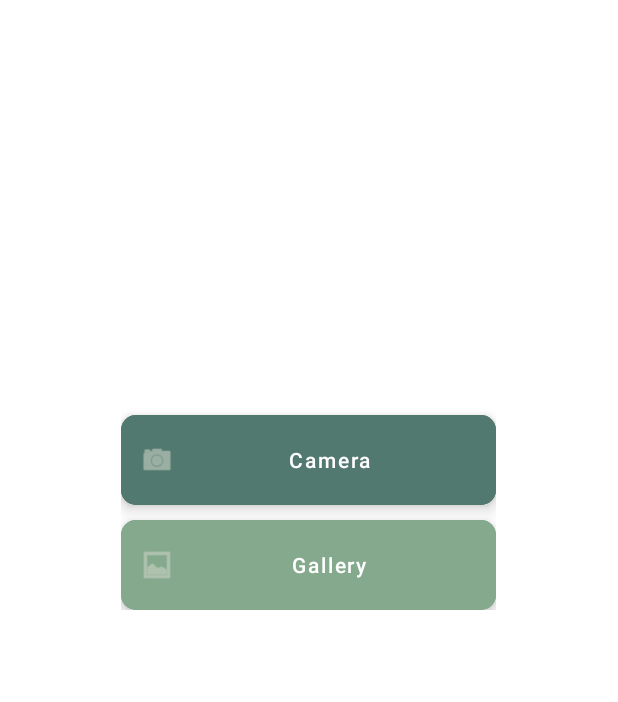
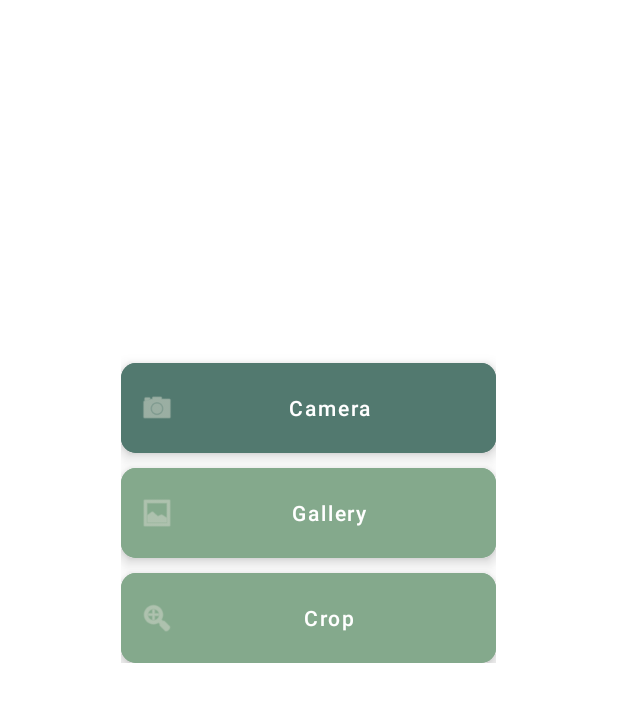
Before and after one commit to yearat/Bangla-Scene-Text-Collector, an Android app: the CaptureImage screen opened directly, with no data from a screen before it, on a phone screen of 412 x 824 dp. Shown: the top 702 px of the screen. Run offline under Robolectric (Android 15) with nearby library versions, the phone set to English and light mode, and no system bars; libraries missing offline, so code that uses them is left out: com.theartofdev.edmodo.

```diff
--- a/SceneTextCollector/app/src/main/AndroidManifest.xml
+++ b/SceneTextCollector/app/src/main/AndroidManifest.xml
@@ -15,6 +15,7 @@
         android:roundIcon="@mipmap/ic_launcher_round"
         android:supportsRtl="true"
         android:theme="@style/Theme.SceneTextCollector">
+        <activity android:name="com.theartofdev.edmodo.cropper.CropImageActivity"/>
         <activity
             android:name=".DrawAndLabel"
             android:exported="false"
--- a/SceneTextCollector/app/src/main/java/com/tnrlab/scenetextcollector/CaptureImage.kt
+++ b/SceneTextCollector/app/src/main/java/com/tnrlab/scenetextcollector/CaptureImage.kt
@@ -1,6 +1,8 @@
 package com.tnrlab.scenetextcollector
 
 import android.Manifest
+import android.app.Activity
+import android.content.Context
 import android.content.Intent
 import android.content.pm.PackageManager
 import android.graphics.Bitmap
@@ -16,6 +18,8 @@ import android.provider.MediaStore
 import android.widget.Button
 import android.widget.ImageView
 import android.widget.Toast
+import androidx.activity.result.ActivityResultLauncher
+import androidx.activity.result.contract.ActivityResultContract
 import androidx.core.app.ActivityCompat
 import androidx.core.content.ContextCompat
 import androidx.core.content.FileProvider
@@ -23,6 +27,7 @@ import androidx.core.graphics.get
 import com.google.android.gms.location.FusedLocationProviderClient
 import com.google.android.gms.location.LocationServices
 import com.google.android.gms.tasks.Task
+import com.theartofdev.edmodo.cropper.CropImage
 import java.io.File
 import java.io.FileWriter
 import java.io.IOException
@@ -35,6 +40,19 @@ var textFile: File? = null
 class CaptureImage : AppCompatActivity() {
 
 
+    private val cropActivityResultContracts = object :
+        ActivityResultContract<Any?, Uri?>() {
+        override fun createIntent(context: Context, input: Any?): Intent {
+            return CropImage.activity()
+                .setAspectRatio(16, 9)
+                .getIntent(this@CaptureImage)
+        }
+
+        override fun parseResult(resultCode: Int, intent: Intent?): Uri? {
+            return CropImage.getActivityResult(intent)?.uri
+        }
+
+    }
 
 
   // val CameraBtn = findViewById<Button>(R.id.CameraBtn)
@@ -42,12 +60,22 @@ class CaptureImage : AppCompatActivity() {
     private var capturedImageFileURI: Uri? = null
     private var currentPhotoPath: String? = null
     private var textFileURI: Uri? = null
+    private var cropUri: Uri? = null
 
     override fun onCreate(savedInstanceState: Bundle?) {
         super.onCreate(savedInstanceState)
         setContentView(R.layout.activity_capture_image)
 
-
+        lateinit var cropActivityResultLauncher : ActivityResultLauncher<Any?>
+        cropActivityResultLauncher = registerForActivityResult(cropActivityResultContracts) {
+            it?.let{
+                cropUri = it
+            }
+        }
+        val CropBtn = findViewById<Button>(R.id.CropBtn)
+        CropBtn.setOnClickListener{
+            cropActivityResultLauncher.launch(null)
+        }
 
 
         // HANDLING PERMISSIONS FOR CAMERA
--- a/SceneTextCollector/app/src/main/res/layout/activity_capture_image.xml
+++ b/SceneTextCollector/app/src/main/res/layout/activity_capture_image.xml
@@ -43,7 +43,6 @@
             app:cornerRadius="10dp"
             android:textAllCaps="false"
             android:layout_marginTop="10dp"
-            android:layout_marginBottom="10dp"
             />
 
         <com.google.android.material.button.MaterialButton
@@ -61,6 +60,25 @@
             android:backgroundTint="@color/Button2"
             app:cornerRadius="10dp"
             android:textAllCaps="false"
+            android:layout_marginTop="10dp"
+            />
+
+        <com.google.android.material.button.MaterialButton
+            android:id="@+id/CropBtn"
+            style="@style/Widget.MaterialComponents.ExtendedFloatingActionButton.Icon"
+            app:icon="@android:drawable/ic_menu_zoom"
+            app:iconGravity="start"
+            android:textAlignment="center"
+            app:iconTint="@color/ThemeLight"
+            android:textColor="@color/white"
+            android:layout_width="250dp"
+            android:layout_height="60dp"
+            android:layout_weight="1"
+            android:text="Crop"
+            android:backgroundTint="@color/Button2"
+            app:cornerRadius="10dp"
+            android:textAllCaps="false"
+            android:layout_marginTop="10dp"
             />
 
 
```
